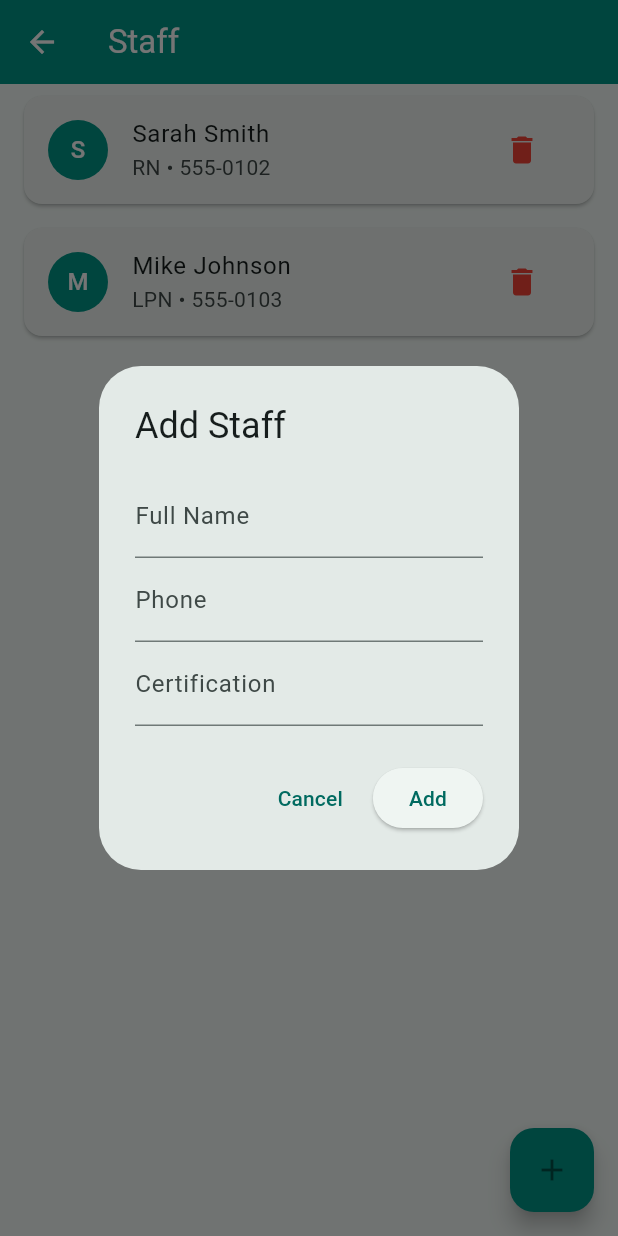
After one commit to namoham/careops, a Flutter app: the StaffListPage screen opened directly, after a tap on the "delete" icon, after a tap on the "add" icon, on a phone screen of 412 x 824 dp. The commit adds this screen. Run offline on Flutter 3.47's test engine with Material 3 defaults, Android fonts, the phone set to English and light mode, and no system bars; our stand-ins replace equatable, flutter_bloc, local_auth, shared_preferences, sqflite; accounts and stored records are empty.

Commit message:
feat: add staff CRUD with mock repository

```diff
--- /dev/null
+++ b/lib/database/app_database.dart
@@ -0,0 +1,60 @@
+import 'package:sqflite/sqflite.dart';
+import 'package:path/path.dart';
+
+class AppDatabase {
+  static Database? _database;
+
+  Future<Database> get database async {
+    if (_database != null) return _database!;
+    _database = await _initDB();
+    return _database!;
+  }
+
+  Future<Database> _initDB() async {
+    final dbPath = await getDatabasesPath();
+    final path = join(dbPath, 'careops.db');
+
+    return await openDatabase(
+      path,
+      version: 1,
+      onCreate: _createDB,
+    );
+  }
+
+  Future<void> _createDB(Database db, int version) async {
+    await db.execute('''
+      CREATE TABLE staff (
+        id INTEGER PRIMARY KEY AUTOINCREMENT,
+        fullName TEXT NOT NULL,
+        phone TEXT,
+        email TEXT,
+        certification TEXT,
+        isActive INTEGER NOT NULL DEFAULT 1
+      )
+    ''');
+
+    await db.insert('staff', {
+      'fullName': 'John Doe',
+      'phone': '555-0101',
+      'email': 'john@careops.com',
+      'certification': 'CNA',
+      'isActive': 1,
+    });
+
+    await db.insert('staff', {
+      'fullName': 'Sarah Smith',
+      'phone': '555-0102',
+      'email': 'sarah@careops.com',
+      'certification': 'RN',
+      'isActive': 1,
+    });
+
+    await db.insert('staff', {
+      'fullName': 'Mike Johnson',
+      'phone': '555-0103',
+      'email': 'mike@careops.com',
+      'certification': 'LPN',
+      'isActive': 1,
+    });
+  }
+}
--- /dev/null
+++ b/lib/features/staff/data/models/staff_model.dart
@@ -0,0 +1,34 @@
+import '../../domain/entities/staff.dart';
+
+class StaffModel extends Staff {
+  const StaffModel({
+    super.id,
+    required super.fullName,
+    super.phone,
+    super.email,
+    super.certification,
+    super.isActive,
+  });
+
+  factory StaffModel.fromMap(Map<String, dynamic> map) {
+    return StaffModel(
+      id: map['id'] as int?,
+      fullName: map['fullName'] as String,
+      phone: map['phone'] as String?,
+      email: map['email'] as String?,
+      certification: map['certification'] as String?,
+      isActive: (map['isActive'] as int) == 1,
+    );
+  }
+
+  Map<String, dynamic> toMap() {
+    return {
+      'id': id,
+      'fullName': fullName,
+      'phone': phone,
+      'email': email,
+      'certification': certification,
+      'isActive': isActive ? 1 : 0,
+    };
+  }
+}
--- /dev/null
+++ b/lib/features/staff/data/repositories/staff_repository_impl.dart
@@ -0,0 +1,46 @@
+import '../../domain/entities/staff.dart';
+import '../../domain/repositories/staff_repository.dart';
+
+class StaffRepositoryImpl implements StaffRepository {
+  final List<Staff> _mockStaff = [
+    const Staff(id: 1, fullName: 'John Doe', phone: '555-0101', email: 'john@careops.com', certification: 'CNA'),
+    const Staff(id: 2, fullName: 'Sarah Smith', phone: '555-0102', email: 'sarah@careops.com', certification: 'RN'),
+    const Staff(id: 3, fullName: 'Mike Johnson', phone: '555-0103', email: 'mike@careops.com', certification: 'LPN'),
+  ];
+
+  @override
+  Future<List<Staff>> getAllStaff() async {
+    await Future.delayed(const Duration(milliseconds: 500)); // Simulate network
+    return _mockStaff;
+  }
+
+  @override
+  Future<Staff?> getStaffById(int id) async {
+    try {
+      return _mockStaff.firstWhere((s) => s.id == id);
+    } catch (e) {
+      return null;
+    }
+  }
+
+  @override
+  Future<int> addStaff(Staff staff) async {
+    _mockStaff.add(staff);
+    return 1;
+  }
+
+  @override
+  Future<int> updateStaff(Staff staff) async {
+    final index = _mockStaff.indexWhere((s) => s.id == staff.id);
+    if (index != -1) {
+      _mockStaff[index] = staff;
+    }
+    return 1;
+  }
+
+  @override
+  Future<int> deleteStaff(int id) async {
+    _mockStaff.removeWhere((s) => s.id == id);
+    return 1;
+  }
+}
--- /dev/null
+++ b/lib/features/staff/domain/entities/staff.dart
@@ -0,0 +1,22 @@
+import 'package:equatable/equatable.dart';
+
+class Staff extends Equatable {
+  final int? id;
+  final String fullName;
+  final String? phone;
+  final String? email;
+  final String? certification;
+  final bool isActive;
+
+  const Staff({
+    this.id,
+    required this.fullName,
+    this.phone,
+    this.email,
+    this.certification,
+    this.isActive = true,
+  });
+
+  @override
+  List<Object?> get props => [id, fullName, phone, email, certification, isActive];
+}
--- /dev/null
+++ b/lib/features/staff/domain/repositories/staff_repository.dart
@@ -0,0 +1,9 @@
+import '../entities/staff.dart';
+
+abstract class StaffRepository {
+  Future<List<Staff>> getAllStaff();
+  Future<Staff?> getStaffById(int id);
+  Future<int> addStaff(Staff staff);
+  Future<int> updateStaff(Staff staff);
+  Future<int> deleteStaff(int id);
+}
--- /dev/null
+++ b/lib/features/staff/presentation/bloc/staff_bloc.dart
@@ -0,0 +1,97 @@
+import 'package:flutter_bloc/flutter_bloc.dart';
+import 'package:equatable/equatable.dart';
+import '../../domain/entities/staff.dart';
+import '../../domain/repositories/staff_repository.dart';
+
+abstract class StaffEvent extends Equatable {
+  const StaffEvent();
+  @override
+  List<Object?> get props => [];
+}
+
+class LoadStaff extends StaffEvent {}
+
+class AddStaff extends StaffEvent {
+  final Staff staff;
+  const AddStaff(this.staff);
+  @override
+  List<Object?> get props => [staff];
+}
+
+class DeleteStaff extends StaffEvent {
+  final int id;
+  const DeleteStaff(this.id);
+  @override
+  List<Object?> get props => [id];
+}
+
+abstract class StaffState extends Equatable {
+  const StaffState();
+  @override
+  List<Object?> get props => [];
+}
+
+class StaffInitial extends StaffState {}
+
+class StaffLoading extends StaffState {}
+
+class StaffLoaded extends StaffState {
+  final List<Staff> staff;
+  const StaffLoaded(this.staff);
+  @override
+  List<Object?> get props => [staff];
+}
+
+class StaffError extends StaffState {
+  final String message;
+  const StaffError(this.message);
+  @override
+  List<Object?> get props => [message];
+}
+
+class StaffBloc extends Bloc<StaffEvent, StaffState> {
+  final StaffRepository repository;
+
+  StaffBloc({required this.repository}) : super(StaffInitial()) {
+    on<LoadStaff>(_onLoadStaff);
+    on<AddStaff>(_onAddStaff);
+    on<DeleteStaff>(_onDeleteStaff);
+  }
+
+  Future<void> _onLoadStaff(
+    LoadStaff event,
+    Emitter<StaffState> emit,
+  ) async {
+    emit(StaffLoading());
+    try {
+      final staff = await repository.getAllStaff();
+      emit(StaffLoaded(staff));
+    } catch (e) {
+      emit(StaffError(e.toString()));
+    }
+  }
+
+  Future<void> _onAddStaff(
+    AddStaff event,
+    Emitter<StaffState> emit,
+  ) async {
+    try {
+      await repository.addStaff(event.staff);
+      add(LoadStaff());
+    } catch (e) {
+      emit(StaffError(e.toString()));
+    }
+  }
+
+  Future<void> _onDeleteStaff(
+    DeleteStaff event,
+    Emitter<StaffState> emit,
+  ) async {
+    try {
+      await repository.deleteStaff(event.id);
+      add(LoadStaff());
+    } catch (e) {
+      emit(StaffError(e.toString()));
+    }
+  }
+}
--- /dev/null
+++ b/lib/features/staff/presentation/pages/staff_list_page.dart
@@ -0,0 +1,141 @@
+import 'package:flutter/material.dart';
+import 'package:flutter_bloc/flutter_bloc.dart';
+import '../bloc/staff_bloc.dart';
+import '../../domain/entities/staff.dart';
+
+
+class StaffListPage extends StatefulWidget {
+  const StaffListPage({super.key});
+
+  @override
+  State<StaffListPage> createState() => _StaffListPageState();
+}
+
+class _StaffListPageState extends State<StaffListPage> {
+  @override
+  void initState() {
+    super.initState();
+    context.read<StaffBloc>().add(LoadStaff());
+  }
+
+  void _showAddStaffDialog(BuildContext context) {
+    final nameController = TextEditingController();
+    final phoneController = TextEditingController();
+    final certController = TextEditingController();
+
+    showDialog(
+      context: context,
+      builder: (dialogContext) {
+        return AlertDialog(
+          title: const Text('Add Staff'),
+          content: Column(
+            mainAxisSize: MainAxisSize.min,
+            children: [
+              TextField(
+                controller: nameController,
+                decoration: const InputDecoration(labelText: 'Full Name'),
+              ),
+              TextField(
+                controller: phoneController,
+                decoration: const InputDecoration(labelText: 'Phone'),
+              ),
+              TextField(
+                controller: certController,
+                decoration: const InputDecoration(labelText: 'Certification'),
+              ),
+            ],
+          ),
+          actions: [
+            TextButton(
+              onPressed: () => Navigator.pop(dialogContext),
+              child: const Text('Cancel'),
+            ),
+            ElevatedButton(
+              onPressed: () {
+                if (nameController.text.isNotEmpty) {
+                  context.read<StaffBloc>().add(
+                    AddStaff(
+                      Staff(
+                        fullName: nameController.text,
+                        phone: phoneController.text,
+                        certification: certController.text,
+                      ),
+                    ),
+                  );
+                  Navigator.pop(dialogContext);
+                }
+              },
+              child: const Text('Add'),
+            ),
+          ],
+        );
+      },
+    );
+  }
+
+  @override
+  Widget build(BuildContext context) {
+    return Scaffold(
+      appBar: AppBar(
+        title: const Text('Staff'),
+        backgroundColor: Colors.teal,
+        foregroundColor: Colors.white,
+      ),
+      body: BlocBuilder<StaffBloc, StaffState>(
+        builder: (context, state) {
+          if (state is StaffLoading) {
+            return const Center(child: CircularProgressIndicator());
+          }
+
+          if (state is StaffError) {
+            return Center(child: Text('Error: ${state.message}'));
+          }
+
+          if (state is StaffLoaded) {
+            if (state.staff.isEmpty) {
+              return const Center(child: Text('No staff members found'));
+            }
+
+            return ListView.builder(
+              itemCount: state.staff.length,
+              itemBuilder: (context, index) {
+                final staff = state.staff[index];
+                return Card(
+                  margin: const EdgeInsets.symmetric(horizontal: 16, vertical: 8),
+                  child: ListTile(
+                    leading: CircleAvatar(
+                      backgroundColor: Colors.teal,
+                      child: Text(
+                        staff.fullName[0],
+                        style: const TextStyle(color: Colors.white),
+                      ),
+                    ),
+                    title: Text(staff.fullName),
+                    subtitle: Text(
+                      '${staff.certification ?? 'No certification'} • ${staff.phone ?? 'No phone'}',
+                    ),
+                    trailing: IconButton(
+                      icon: const Icon(Icons.delete, color: Colors.red),
+                      onPressed: () {
+                        context.read<StaffBloc>().add(DeleteStaff(staff.id!));
+                      },
+                    ),
+                  ),
+                );
+              },
+            );
+          }
+
+          return const Center(child: Text('Loading...'));
+        },
+      ),
+      floatingActionButton: FloatingActionButton(
+        onPressed: () {
+          _showAddStaffDialog(context);
+        },
+        backgroundColor: Colors.teal,
+        child: const Icon(Icons.add),
+      ),
+    );
+  }
+}
```
Also changed, not shown: lib/features/dashboard/presentation/pages/dashboard_page.dart (+16 -5 lines), lib/main.dart (+19 -7 lines).
